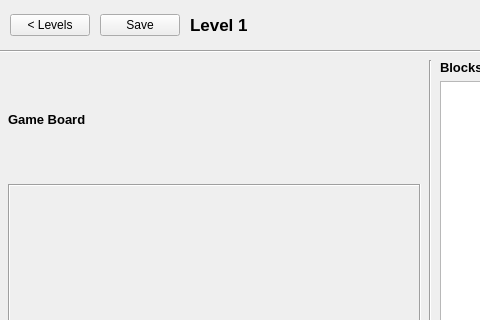
First picture: the form in mainwindow.ui, repository UofU-CS3505/cs3505-CodeQuest, before the edit; both pictures show x 0 to 480 and y 0 to 320 of the 1100 by 600 pixel window.
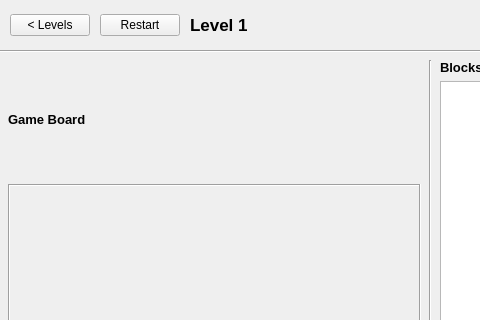
Second picture: the form after the edit. Custom widgets are drawn as their Qt base class.

Commit message: Add dark theme for mainwindow&codepage ui, add restart btn

```diff
--- a/mainwindow.ui
+++ b/mainwindow.ui
@@ -650,7 +650,7 @@
        <item>
         <widget class="QPushButton" name="saveButton">
          <property name="text">
-          <string>Save</string>
+          <string>Restart</string>
          </property>
         </widget>
        </item>
```
Left out of the diff: 2 changed lines with no effect on the pictures. The commit also changes 2 other files.
